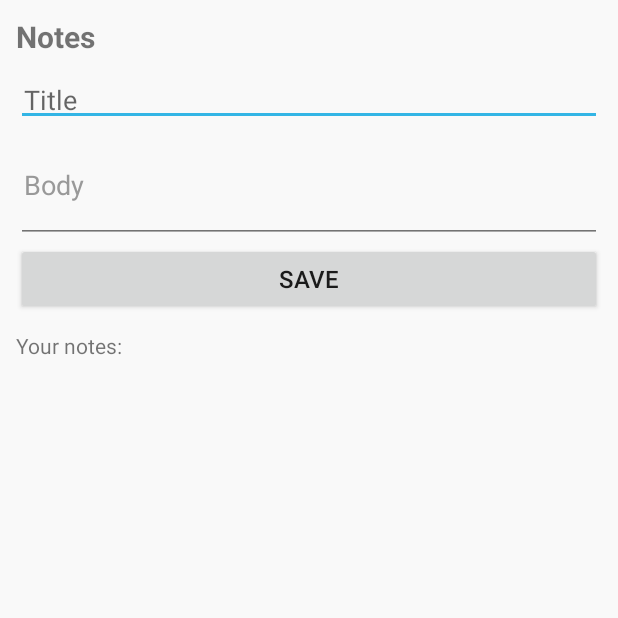
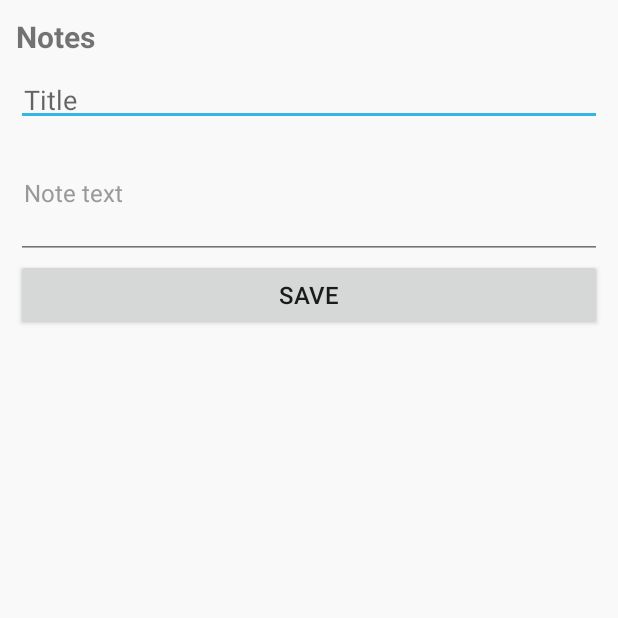
Before and after one commit to YoanValko/mondroid-4, an Android app: the ICSNotesActivity screen opened directly, with no data from a screen before it, on a phone screen of 412 x 824 dp, the top half of it. Run offline under Robolectric (Android 15) with nearby library versions, the phone set to English and light mode, and no system bars; our stand-ins replace androidx.preference.

Commit message:
Add Notes app and fix build errors

```diff
--- a/app/src/main/java/com/example/icslauncher/apps/ICSNotesActivity.java
+++ b/app/src/main/java/com/example/icslauncher/apps/ICSNotesActivity.java
@@ -1,60 +1,27 @@
 package com.example.icslauncher.apps;
 
-import android.content.ContentValues;
-import android.database.Cursor;
-import android.database.sqlite.SQLiteDatabase;
-import android.database.sqlite.SQLiteOpenHelper;
 import android.os.Bundle;
 import android.text.TextUtils;
 import android.view.View;
 import android.widget.Button;
 import android.widget.EditText;
 import android.widget.LinearLayout;
-import android.widget.ListView;
-import android.widget.SimpleCursorAdapter;
 import android.widget.TextView;
-import android.widget.Toast;
 
 import androidx.appcompat.app.AppCompatActivity;
 
 import com.example.icslauncher.R;
 
+import java.util.Date;
+
+/**
+ * Simple notes app.
+ */
 public class ICSNotesActivity extends AppCompatActivity {
 
-    private static final String DB_NAME = "ics_notes.db";
-    private static final int DB_VERSION = 1;
-    private static final String TABLE_NOTES = "notes";
-    private static final String COLUMN_ID = "_id";
-    private static final String COLUMN_TITLE = "title";
-    private static final String COLUMN_BODY = "body";
-    private static final String COLUMN_TIMESTAMP = "timestamp";
-
-    private SQLiteDatabase db;
-    private SimpleCursorAdapter adapter;
     private EditText titleInput;
     private EditText bodyInput;
-    private ListView notesList;
-
-    private static final class NotesDbHelper extends SQLiteOpenHelper {
-        NotesDbHelper(ICSNotesActivity context) {
-            super(context, DB_NAME, null, DB_VERSION);
-        }
-
-        @Override
-        public void onCreate(SQLiteDatabase db) {
-            db.execSQL("CREATE TABLE " + TABLE_NOTES + " (" +
-                    COLUMN_ID + " INTEGER PRIMARY KEY AUTOINCREMENT, " +
-                    COLUMN_TITLE + " TEXT, " +
-                    COLUMN_BODY + " TEXT, " +
-                    COLUMN_TIMESTAMP + " INTEGER)");
-        }
-
-        @Override
-        public void onUpgrade(SQLiteDatabase db, int oldVersion, int newVersion) {
-            db.execSQL("DROP TABLE IF EXISTS " + TABLE_NOTES);
-            onCreate(db);
-        }
-    }
+    private TextView notesView;
 
     @Override
     protected void onCreate(Bundle savedInstanceState) {
@@ -78,11 +45,11 @@ public class ICSNotesActivity extends AppCompatActivity {
         root.addView(titleInput);
 
         bodyInput = new EditText(this);
-        bodyInput.setHint("Body");
+        bodyInput.setHint("Note text");
         bodyInput.setHintTextColor(0xFF999999);
-        bodyInput.setTextSize(18);
+        bodyInput.setTextSize(16);
         bodyInput.setPadding(8, 8, 8, 8);
-        bodyInput.setMinLines(3);
+        bodyInput.setMinLines(4);
         root.addView(bodyInput);
 
         Button saveBtn = new Button(this);
@@ -91,21 +58,12 @@ public class ICSNotesActivity extends AppCompatActivity {
         saveBtn.setOnClickListener(v -> saveNote());
         root.addView(saveBtn);
 
-        TextView listHint = new TextView(this);
-        listHint.setText("Your notes:");
-        listHint.setTextSize(14);
-        listHint.setPadding(0, 16, 0, 8);
-        root.addView(listHint);
-
-        notesList = new ListView(this);
-        root.addView(notesList, new LinearLayout.LayoutParams(
-            LinearLayout.LayoutParams.MATCH_PARENT, 0, 1f));
+        notesView = new TextView(this);
+        notesView.setTextSize(14);
+        notesView.setPadding(0, 16, 0, 0);
+        root.addView(notesView);
 
         setContentView(root);
-
-        NotesDbHelper dbHelper = new NotesDbHelper(this);
-        db = dbHelper.getWritableDatabase();
-        loadNotes();
     }
 
     private void saveNote() {
@@ -114,30 +72,11 @@ public class ICSNotesActivity extends AppCompatActivity {
         if (TextUtils.isEmpty(title) && TextUtils.isEmpty(body)) {
             return;
         }
-        ContentValues values = new ContentValues();
-        values.put(COLUMN_TITLE, title);
-        values.put(COLUMN_BODY, body);
-        values.put(COLUMN_TIMESTAMP, System.currentTimeMillis());
-        db.insert(TABLE_NOTES, null, values);
+        String timestamp = new java.text.SimpleDateFormat("HH:mm", java.util.Locale.getDefault())
+                .format(new java.util.Date());
+        String note = "[" + timestamp + "] " + title + "\n" + body + "\n\n";
+        notesView.setText(note + notesView.getText());
         titleInput.setText("");
         bodyInput.setText("");
-        loadNotes();
-    }
-
-    private void loadNotes() {
-        Cursor c = db.query(TABLE_NOTES,
-                new String[]{COLUMN_ID, COLUMN_TITLE, COLUMN_BODY},
-                null, null, null, null, COLUMN_TIMESTAMP + " DESC");
-        String[] from = {COLUMN_TITLE, COLUMN_BODY};
-        int[] to = {android.R.id.text1, android.R.id.text2};
-        adapter = new SimpleCursorAdapter(this,
-                android.R.layout.simple_list_item_2, c, from, to, 0);
-        notesList.setAdapter(adapter);
-    }
-
-    @Override
-    protected void onDestroy() {
-        super.onDestroy();
-        if (db != null) db.close();
     }
 }
```
Also changed, not shown: 8 other files.
